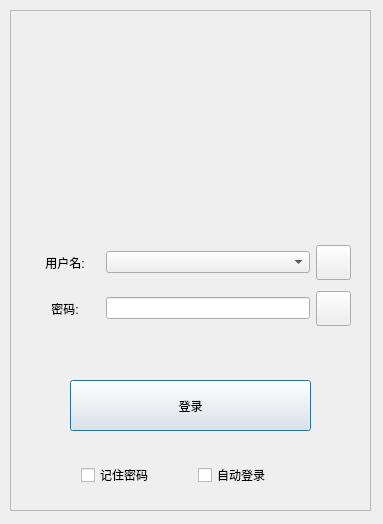
Old version of the form QtWorkspace/PasswordManager/QWidget/ui/logindialog.ui in the repository Robert-Stackflow/Workspace.
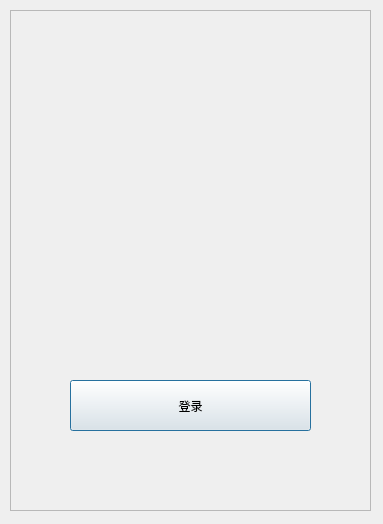
New version of the form.

```diff
--- a/QtWorkspace/PasswordManager/QWidget/ui/logindialog.ui
+++ b/QtWorkspace/PasswordManager/QWidget/ui/logindialog.ui
@@ -66,151 +66,7 @@
       <height>91</height>
      </rect>
     </property>
-    <layout class="QVBoxLayout" name="verticalLayout">
-     <item>
-      <layout class="QHBoxLayout" name="horizontalLayout">
-       <item>
-        <widget class="QLabel" name="usernameLabel">
-         <property name="minimumSize">
-          <size>
-           <width>70</width>
-           <height>0</height>
-          </size>
-         </property>
-         <property name="maximumSize">
-          <size>
-           <width>70</width>
-           <height>16777215</height>
-          </size>
-         </property>
-         <property name="font">
-          <font/>
-         </property>
-         <property name="text">
-          <string>用户名:</string>
-         </property>
-         <property name="alignment">
-          <set>Qt::AlignCenter</set>
-         </property>
-        </widget>
-       </item>
-       <item>
-        <widget class="QComboBox" name="username"/>
-       </item>
-       <item>
-        <widget class="QPushButton" name="space">
-         <property name="minimumSize">
-          <size>
-           <width>35</width>
-           <height>35</height>
-          </size>
-         </property>
-         <property name="maximumSize">
-          <size>
-           <width>35</width>
-           <height>35</height>
-          </size>
-         </property>
-         <property name="text">
-          <string/>
-         </property>
-        </widget>
-       </item>
-      </layout>
-     </item>
-     <item>
-      <layout class="QHBoxLayout" name="horizontalLayout_2">
-       <item>
-        <widget class="QLabel" name="passwordLabel">
-         <property name="minimumSize">
-          <size>
-           <width>70</width>
-           <height>0</height>
-          </size>
-         </property>
-         <property name="maximumSize">
-          <size>
-           <width>70</width>
-           <height>16777215</height>
-          </size>
-         </property>
-         <property name="font">
-          <font/>
-         </property>
-         <property name="text">
-          <string>密码:</string>
-         </property>
-         <property name="alignment">
-          <set>Qt::AlignCenter</set>
-         </property>
-        </widget>
-       </item>
-       <item>
-        <widget class="QLineEdit" name="password"/>
-       </item>
-       <item>
-        <widget class="QPushButton" name="passwordJudge">
-         <property name="minimumSize">
-          <size>
-           <width>35</width>
-           <height>35</height>
-          </size>
-         </property>
-         <property name="maximumSize">
-          <size>
-           <width>35</width>
-           <height>35</height>
-          </size>
-         </property>
-         <property name="text">
-          <string/>
-         </property>
-        </widget>
-       </item>
-      </layout>
-     </item>
-    </layout>
-   </widget>
-   <widget class="QWidget" name="">
-    <property name="geometry">
-     <rect>
-      <x>60</x>
-      <y>450</y>
-      <width>241</width>
-      <height>31</height>
-     </rect>
-    </property>
-    <layout class="QHBoxLayout" name="horizontalLayout_3">
-     <item>
-      <widget class="QCheckBox" name="remember">
-       <property name="maximumSize">
-        <size>
-         <width>100</width>
-         <height>16777215</height>
-        </size>
-       </property>
-       <property name="layoutDirection">
-        <enum>Qt::LeftToRight</enum>
-       </property>
-       <property name="text">
-        <string>记住密码</string>
-       </property>
-      </widget>
-     </item>
-     <item>
-      <widget class="QCheckBox" name="autoLogin">
-       <property name="maximumSize">
-        <size>
-         <width>100</width>
-         <height>16777215</height>
-        </size>
-       </property>
-       <property name="text">
-        <string>自动登录</string>
-       </property>
-      </widget>
-     </item>
-    </layout>
+    <layout class="QVBoxLayout" name="verticalLayout"/>
    </widget>
   </widget>
   <zorder>frame</zorder>
```
Left out of the diff: 4 changed lines with no effect on the pictures.
